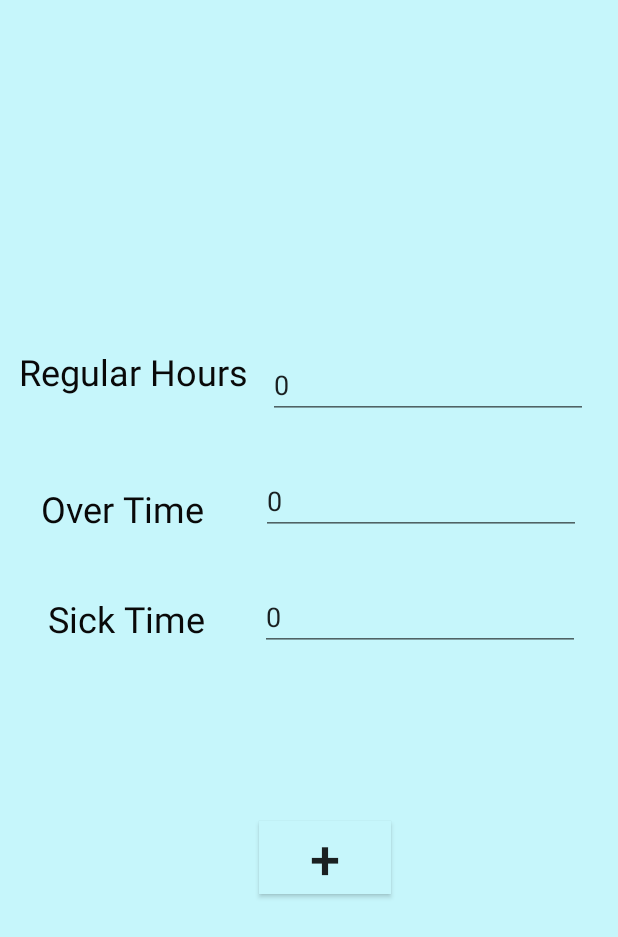
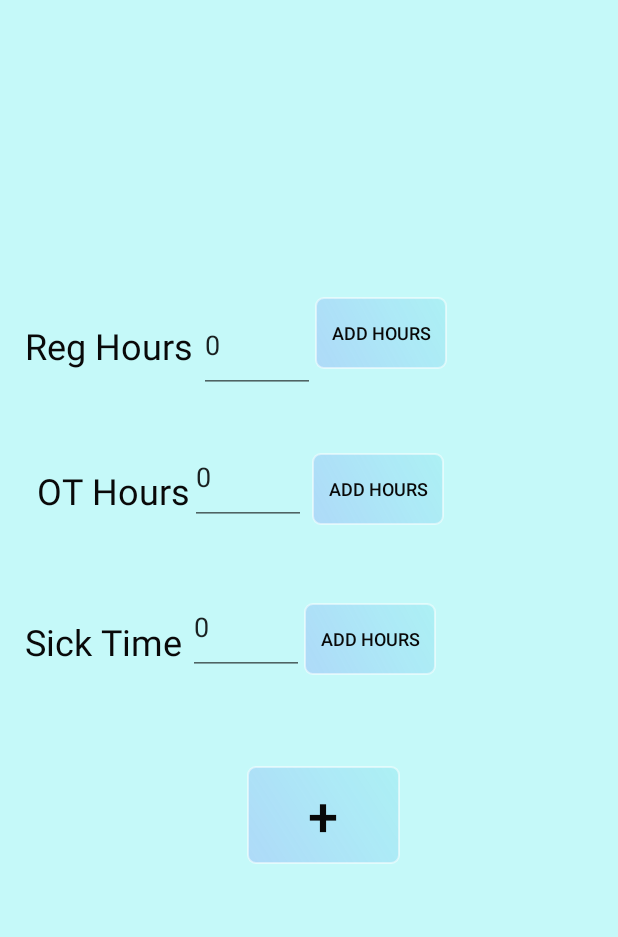
Before and after one commit to msteil99/AndroidPayRollProject, an Android app: the fragment CurrentDateFragment placed in its activity, on a phone screen of 412 x 824 dp. Shown: the top 937 px of the screen. Run offline under Robolectric (Android 15) with nearby library versions, the phone set to English and light mode, and no system bars; 1 statement that could not run was skipped.

Commit message:
PayRoll Project

```diff
--- a/app/src/main/AndroidManifest.xml
+++ b/app/src/main/AndroidManifest.xml
@@ -7,8 +7,8 @@
         android:label="@string/app_name"
         android:roundIcon="@mipmap/ic_launcher_round"
         android:supportsRtl="true"
-        android:theme="@style/Theme.AppCompat.DayNight.NoActionBar">
-        <activity android:name=".Settings"></activity>
+        android:theme="@style/AppThemeMain">
+
         <activity android:name=".MainActivity">
             <intent-filter>
                 <action android:name="android.intent.action.MAIN" />
--- a/app/src/main/java/com/example/payrollproject/CalendarFragment.java
+++ b/app/src/main/java/com/example/payrollproject/CalendarFragment.java
@@ -37,11 +37,13 @@ public class CalendarFragment extends Fragment {
         // Inflate the layout for this fragment
         View v = inflater.inflate(R.layout.fragment_calendar, container, false);
 
+        //applies next pay date and pay total for that date
         final TextView tvPayTotal = v.findViewById(R.id.tvNextPayNum);
         tvPayTotal.setText(getArguments().getString(getResources().getString(R.string.payPeriodTotalKey)));
         final TextView tvNextPayDate = v.findViewById(R.id.tvNextPayDate);
         tvNextPayDate.setText(getArguments().getString(getResources().getString(R.string.payDateKey)));
 
+        //open settings fragment
         ImageView imageView = v.findViewById(R.id.imSetting);
         imageView.setOnClickListener(new View.OnClickListener() {
             @Override
@@ -55,7 +57,7 @@ public class CalendarFragment extends Fragment {
                 }
             }
         });
-
+        //open and pass datekey to the CurrentDate fragment
         CalendarView calendar = v.findViewById(R.id.calendarView);
         calendar.setOnDateChangeListener(new CalendarView.OnDateChangeListener() {
             @Override
--- /dev/null
+++ b/app/src/main/res/drawable/btn_custom.xml
@@ -0,0 +1,36 @@
+<?xml version="1.0" encoding="utf-8"?>
+<shape xmlns:android="http://schemas.android.com/apk/res/android"
+    android:shape="rectangle">
+
+    <corners
+        android:radius="5.0dp" />
+
+    <gradient
+        android:angle="45"
+        android:endColor="@color/colorPrimary"
+        android:gradientRadius="10"
+        android:startColor="@color/colorButton"
+        android:type="linear" />
+
+    <!--If your shape requires only one solid color-->
+    <!--<solid
+        android:color="#FFFFFF" />-->
+
+    <size
+        android:width="42dp"
+        android:height="42dp" />
+
+    <!--Use android:dashWidth="2dp" and android:dashGap="2dp"
+    to add dashes to your stroke-->
+    <stroke
+        android:width="1dp"
+        android:color="#84FFFFFF" />
+
+    <!--If you want to add padding-->
+    <!-- <padding
+         android:left="10dp"
+         android:top="20dp"
+         android:right="40dp"
+         android:bottom="8dp" />-->
+
+</shape>
--- a/app/src/main/res/layout/activity_main.xml
+++ b/app/src/main/res/layout/activity_main.xml
@@ -6,6 +6,7 @@
     android:layout_width="match_parent"
     android:layout_height="match_parent"
     android:background="@color/colorBackground"
+    android:theme="@style/AppThemeMain"
     tools:context=".MainActivity">
 
 
--- a/app/src/main/res/layout/fragment_current_date.xml
+++ b/app/src/main/res/layout/fragment_current_date.xml
@@ -3,7 +3,7 @@
     xmlns:app="http://schemas.android.com/apk/res-auto"
     xmlns:tools="http://schemas.android.com/tools"
     android:id="@+id/frCurDate"
-    android:background="@color/colorBackground"
+    android:theme="@style/AppThemeMain"
     android:layout_width="match_parent"
     android:layout_height="match_parent"
     tools:context=".CurrentDateFragment">
@@ -13,7 +13,6 @@
         android:layout_width="wrap_content"
         android:layout_height="wrap_content"
         android:text="Current Date"
-        android:textColor="@color/customBlack"
         android:textSize="36sp"
         app:layout_constraintBottom_toBottomOf="parent"
         app:layout_constraintEnd_toEndOf="parent"
@@ -22,100 +21,122 @@
         app:layout_constraintTop_toTopOf="parent"
         app:layout_constraintVertical_bias="0.024" />
 
-    <TextView
-        android:id="@+id/textView10"
-        android:layout_width="wrap_content"
-        android:layout_height="wrap_content"
-        android:text="Over Time"
-        android:textColor="@color/customBlack"
-        android:textSize="24sp"
-        app:layout_constraintBottom_toTopOf="@+id/etSickHours"
-        app:layout_constraintEnd_toEndOf="parent"
-        app:layout_constraintHorizontal_bias="0.052"
-        app:layout_constraintStart_toStartOf="parent"
-        app:layout_constraintTop_toBottomOf="@+id/textView7"
-        app:layout_constraintVertical_bias="0.636" />
 
     <TextView
         android:id="@+id/textView7"
         android:layout_width="wrap_content"
         android:layout_height="wrap_content"
+        android:layout_marginStart="4dp"
+        android:layout_marginTop="88dp"
+        android:text="Reg Hours"
+        android:textSize="24sp"
+        app:layout_constraintStart_toStartOf="parent"
+        app:layout_constraintTop_toBottomOf="@+id/tvCurrentDate" />
+
+
+    <TextView
+        android:id="@+id/textView10"
+        android:layout_width="wrap_content"
+        android:layout_height="wrap_content"
+        android:layout_marginStart="12dp"
         android:layout_marginTop="64dp"
-        android:text="Regular Hours"
-        android:textColor="@color/customBlack"
+        android:text="OT Hours"
         android:textSize="24sp"
-        app:layout_constraintBottom_toBottomOf="parent"
-        app:layout_constraintEnd_toEndOf="parent"
-        app:layout_constraintHorizontal_bias="0.0"
         app:layout_constraintStart_toStartOf="parent"
-        app:layout_constraintTop_toBottomOf="@+id/tvCurrentDate"
-        app:layout_constraintVertical_bias="0.078" />
+        app:layout_constraintTop_toBottomOf="@+id/textView7" />
 
     <TextView
         android:id="@+id/textView8"
         android:layout_width="wrap_content"
         android:layout_height="wrap_content"
+        android:layout_marginStart="4dp"
+        android:layout_marginTop="68dp"
         android:text="Sick Time"
-        android:textColor="@color/customBlack"
         android:textSize="24sp"
-        app:layout_constraintBottom_toBottomOf="parent"
-        app:layout_constraintEnd_toEndOf="parent"
-        app:layout_constraintHorizontal_bias="0.068"
         app:layout_constraintStart_toStartOf="parent"
-        app:layout_constraintTop_toBottomOf="@+id/textView10"
-        app:layout_constraintVertical_bias="0.111" />
+        app:layout_constraintTop_toBottomOf="@+id/textView10" />
 
     <EditText
         android:id="@+id/etRegHours"
-        android:layout_width="wrap_content"
-        android:layout_height="wrap_content"
-        android:layout_marginTop="172dp"
+        android:layout_width="77dp"
+        android:layout_height="64dp"
+        android:layout_marginStart="4dp"
+        android:layout_marginTop="72dp"
+        android:ems="10"
         android:hint="0"
-        android:ems="10"
         android:inputType="numberDecimal"
-        app:layout_constraintEnd_toEndOf="parent"
-        app:layout_constraintHorizontal_bias="0.604"
         app:layout_constraintStart_toEndOf="@+id/textView7"
-        app:layout_constraintTop_toTopOf="parent" />
+        app:layout_constraintTop_toBottomOf="@+id/tvCurrentDate" />
 
     <EditText
         android:id="@+id/etOtHours"
-        android:layout_width="wrap_content"
-        android:layout_height="wrap_content"
-        android:layout_marginTop="32dp"
+        android:layout_width="77dp"
+        android:layout_height="64dp"
+        android:layout_marginTop="24dp"
         android:ems="10"
         android:hint="0"
         android:inputType="numberDecimal"
-        app:layout_constraintEnd_toEndOf="parent"
-        app:layout_constraintHorizontal_bias="0.739"
         app:layout_constraintStart_toEndOf="@+id/textView10"
         app:layout_constraintTop_toBottomOf="@+id/etRegHours" />
 
     <EditText
         android:id="@+id/etSickHours"
-        android:layout_width="wrap_content"
-        android:layout_height="wrap_content"
-        android:layout_marginTop="32dp"
+        android:layout_width="77dp"
+        android:layout_height="64dp"
+        android:layout_marginStart="4dp"
+        android:layout_marginTop="36dp"
         android:ems="10"
         android:hint="0"
         android:inputType="numberDecimal"
-        app:layout_constraintEnd_toEndOf="parent"
-        app:layout_constraintHorizontal_bias="0.72"
         app:layout_constraintStart_toEndOf="@+id/textView8"
         app:layout_constraintTop_toBottomOf="@+id/etOtHours" />
 
     <Button
         android:id="@+id/btnAddHours"
-        android:layout_width="wrap_content"
-        android:layout_height="wrap_content"
-        android:layout_marginStart="160dp"
-        android:background="@color/colorBackground"
+        android:layout_width="102dp"
+        android:layout_height="65dp"
+        android:layout_marginStart="152dp"
+        android:background="@drawable/btn_custom"
         android:text="+"
         android:textSize="36sp"
         app:layout_constraintBottom_toBottomOf="parent"
         app:layout_constraintStart_toStartOf="parent"
         app:layout_constraintTop_toBottomOf="@+id/textView8"
-        app:layout_constraintVertical_bias="0.43" />
+        app:layout_constraintVertical_bias="0.273" />
+
+    <Button
+        android:id="@+id/btnAddReg"
+        android:layout_width="wrap_content"
+        android:layout_height="wrap_content"
+        android:layout_marginTop="72dp"
+        android:background="@drawable/btn_custom"
+        android:text="Add Hours"
+        android:textSize="12sp"
+        app:layout_constraintStart_toEndOf="@+id/etRegHours"
+        app:layout_constraintTop_toBottomOf="@+id/tvCurrentDate" />
+
+    <Button
+        android:id="@+id/btnAddOT"
+        android:layout_width="wrap_content"
+        android:layout_height="wrap_content"
+        android:layout_marginStart="4dp"
+        android:layout_marginTop="56dp"
+        android:text="Add Hours"
+        android:background="@drawable/btn_custom"
+        android:textSize="12sp"
+        app:layout_constraintStart_toEndOf="@+id/etOtHours"
+        app:layout_constraintTop_toBottomOf="@+id/btnAddReg" />
+
+    <Button
+        android:id="@+id/btnAddSick"
+        android:layout_width="wrap_content"
+        android:layout_height="wrap_content"
+        android:layout_marginTop="52dp"
+        android:text="Add Hours"
+        android:textSize="12sp"
+        android:background="@drawable/btn_custom"
+        app:layout_constraintStart_toEndOf="@+id/etSickHours"
+        app:layout_constraintTop_toBottomOf="@+id/btnAddOT" />
 
 
 </androidx.constraintlayout.widget.ConstraintLayout>
--- a/app/src/main/res/values/colors.xml
+++ b/app/src/main/res/values/colors.xml
@@ -1,8 +1,13 @@
 <?xml version="1.0" encoding="utf-8"?>
 <resources>
-    <color name="colorPrimary">#6200EE</color>
+    <color name="colorPrimary">#E2A9F0F4</color>
     <color name="colorPrimaryDark">#3700B3</color>
     <color name="colorAccent">#03DAC5</color>
-    <color name="colorBackground">#C6F6FB</color>
+    <color name="colorBackground">#E9C6FAFA</color>
     <color name="customBlack">#090909</color>
+    <color name="colorButton">#AEDAF8</color>
+    <color name="colorTextBackGround">#3498DB</color>
+
+
+
 </resources>
--- a/app/src/main/res/values/strings.xml
+++ b/app/src/main/res/values/strings.xml
@@ -10,10 +10,4 @@
     <string name="dateKey">dateKey</string>
     <string name="prefSeti">prefSeti</string>
     <string name="prefPayRoll">prefPayRoll</string>
-
-
-
-
-
-
 </resources>
--- a/app/src/main/res/values/styles.xml
+++ b/app/src/main/res/values/styles.xml
@@ -1,11 +1,25 @@
 <resources>
-
     <!-- Base application theme. -->
-    <style name="AppTheme" parent="Theme.AppCompat.Light.DarkActionBar">
+    <style name="AppThemeMain" parent="Theme.AppCompat.DayNight.NoActionBar">
         <!-- Customize your theme here. -->
         <item name="colorPrimary">@color/colorPrimary</item>
         <item name="colorPrimaryDark">@color/colorPrimaryDark</item>
         <item name="colorAccent">@color/colorAccent</item>
+        <item name="android:background">@color/colorBackground</item>
+        <item name="android:textColor">@color/customBlack</item>
+        <item name="android:colorButtonNormal">@color/colorButton</item>
+
     </style>
 
+    <style name="AppThemeNight" parent="@style/Theme.AppCompat.DayNight.NoActionBar">
+        <item name="colorPrimary">@color/colorPrimary</item>
+        <item name="colorPrimaryDark">@color/colorTextBackGround</item>
+        <item name="colorAccent">@color/colorAccent</item>
+        <item name="backgroundColor">@color/customBlack</item>
+        <item name="android:textColor">@color/colorBackground</item>
+        <item name="android:colorButtonNormal">@color/colorButton</item>
+    </style>
+
+
+
 </resources>
```
Also changed, not shown: app/src/main/java/com/example/payrollproject/CurrentDateFragment.java (+5 -5 lines), app/src/main/java/com/example/payrollproject/MainActivity.java (+5 -7 lines), app/src/main/java/com/example/payrollproject/Settings.java (deleted, +0 -14 lines), app/src/main/res/layout/activity_settings.xml (deleted, +0 -21 lines), app/src/main/res/layout/fragment_calendar.xml (+4 -16 lines), app/src/main/res/layout/fragment_settings.xml (+6 -10 lines), app/src/main/res/values/arrays.xml (+8 -1 lines), app/src/main/res/values/attrs.xml (added, +10 -0 lines), app/src/main/res/mipmap-mdpi/add_time_bw.png (added).
